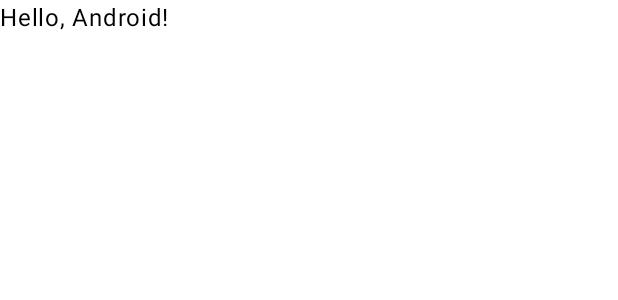
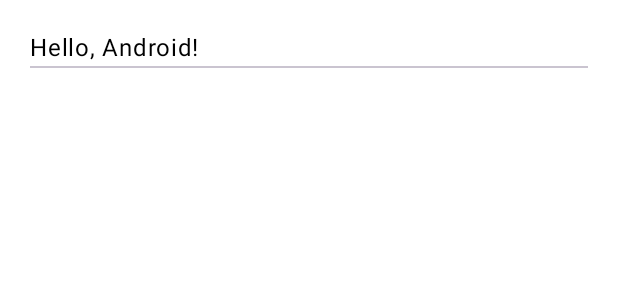
Before and after one commit to koko57/MyKMPApp, an Android app built with Jetpack Compose: the @Preview function DefaultPreview, on a phone screen of 412 x 824 dp. Shown: the top 300 px of the screen. Run offline under Robolectric (Android 15) with nearby library versions, the phone set to English and light mode, and no system bars.

Commit message:
feat: update android ui

```diff
--- a/androidApp/src/main/java/com/example/mykmpapplication/android/MainActivity.kt
+++ b/androidApp/src/main/java/com/example/mykmpapplication/android/MainActivity.kt
@@ -3,11 +3,16 @@ package com.example.mykmpapplication.android
 import android.os.Bundle
 import androidx.activity.ComponentActivity
 import androidx.activity.compose.setContent
+import androidx.compose.foundation.layout.Arrangement
+import androidx.compose.foundation.layout.PaddingValues
 import androidx.compose.foundation.layout.fillMaxSize
+import androidx.compose.foundation.lazy.LazyColumn
+import androidx.compose.foundation.lazy.items
 import androidx.compose.material3.*
 import androidx.compose.runtime.Composable
 import androidx.compose.ui.Modifier
 import androidx.compose.ui.tooling.preview.Preview
+import androidx.compose.ui.unit.dp
 import com.example.mykmpapplication.Greeting
 
 class MainActivity : ComponentActivity() {
@@ -27,14 +32,22 @@ class MainActivity : ComponentActivity() {
 }
 
 @Composable
-fun GreetingView(text: String) {
-    Text(text = text)
+fun GreetingView(phrases: List<String>) {
+    LazyColumn(
+        contentPadding = PaddingValues(20.dp),
+        verticalArrangement = Arrangement.spacedBy(8.dp),
+    ) {
+        items(phrases) { phrase ->
+            Text(phrase)
+            Divider()
+        }
+    }
 }
 
 @Preview
 @Composable
 fun DefaultPreview() {
     MyApplicationTheme {
-        GreetingView("Hello, Android!")
+        GreetingView(listOf("Hello, Android!"))
     }
 }
```
Also changed, not shown: shared/src/commonMain/kotlin/com/example/mykmpapplication/Greeting.kt (+5 -2 lines), 1 other file.
